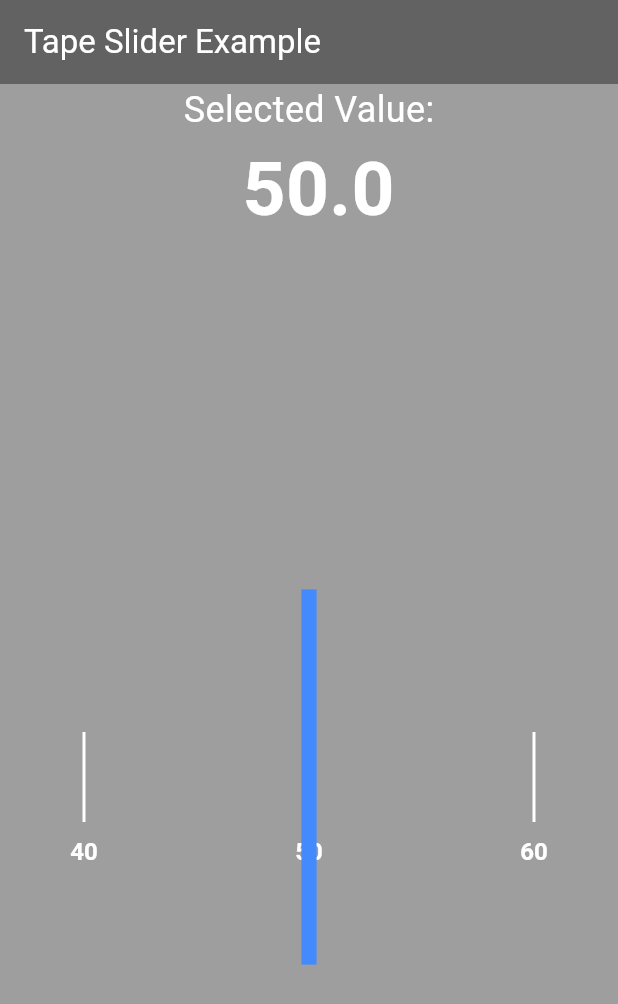
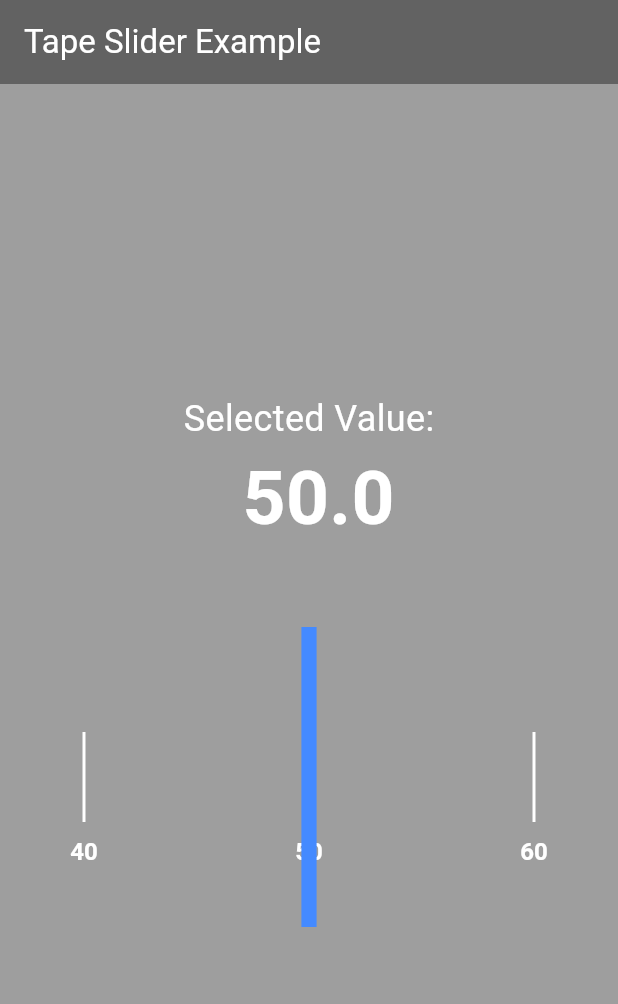
Before and after one commit to TejasBaid/tape-slider, a Flutter app: the screen it shows after launch, on a phone screen of 412 x 824 dp. Shown: the top 1004 px of the screen. Run offline on Flutter 3.47's test engine with Material 3 defaults, Android fonts, the phone set to English and light mode, and no system bars.

Commit message:
Update example main.dart

```diff
--- a/example/lib/main.dart
+++ b/example/lib/main.dart
@@ -35,7 +35,8 @@ class _MyAppState extends State<MyApp> {
                 style: const TextStyle(fontSize: 50, color: Colors.white, fontWeight: FontWeight.bold),
               ),
               const SizedBox(height: 50),
-              Expanded(child:               TapeSlider(
+              TapeSlider(
+
                 initialValue: 50.0,
                 minValue: 0,
                 maxValue: 100,
@@ -57,8 +58,8 @@ class _MyAppState extends State<MyApp> {
                     _currentValue = value;
                   });
                 },
-              ),
               )
+
 
             ],
           ),
```
